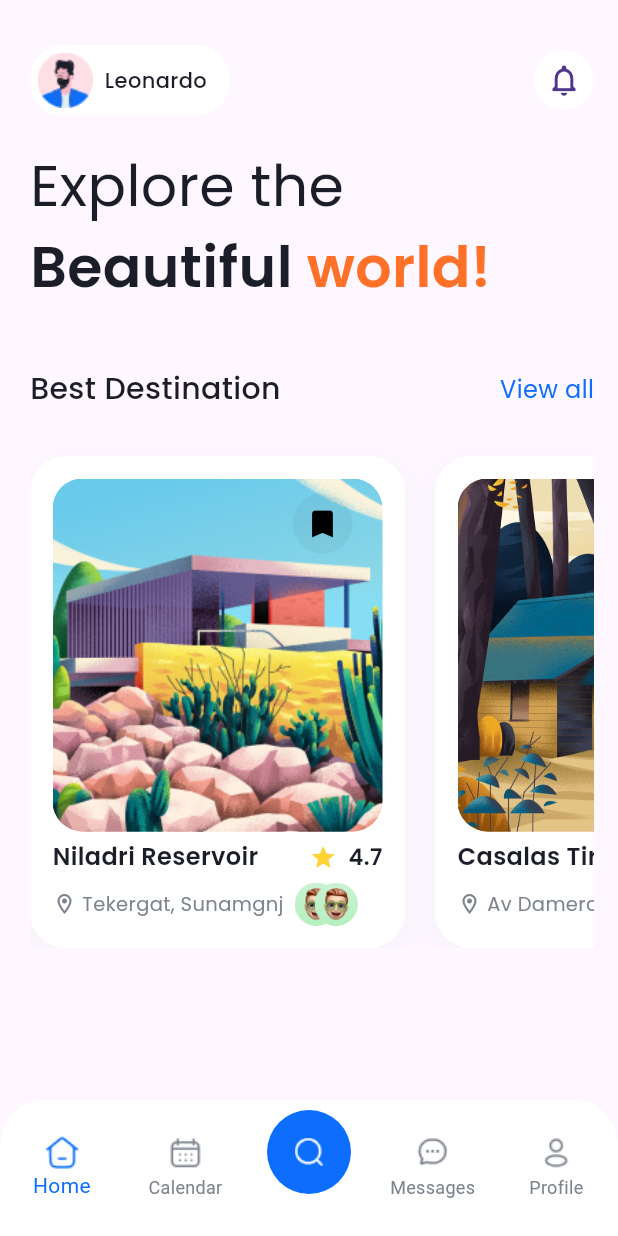
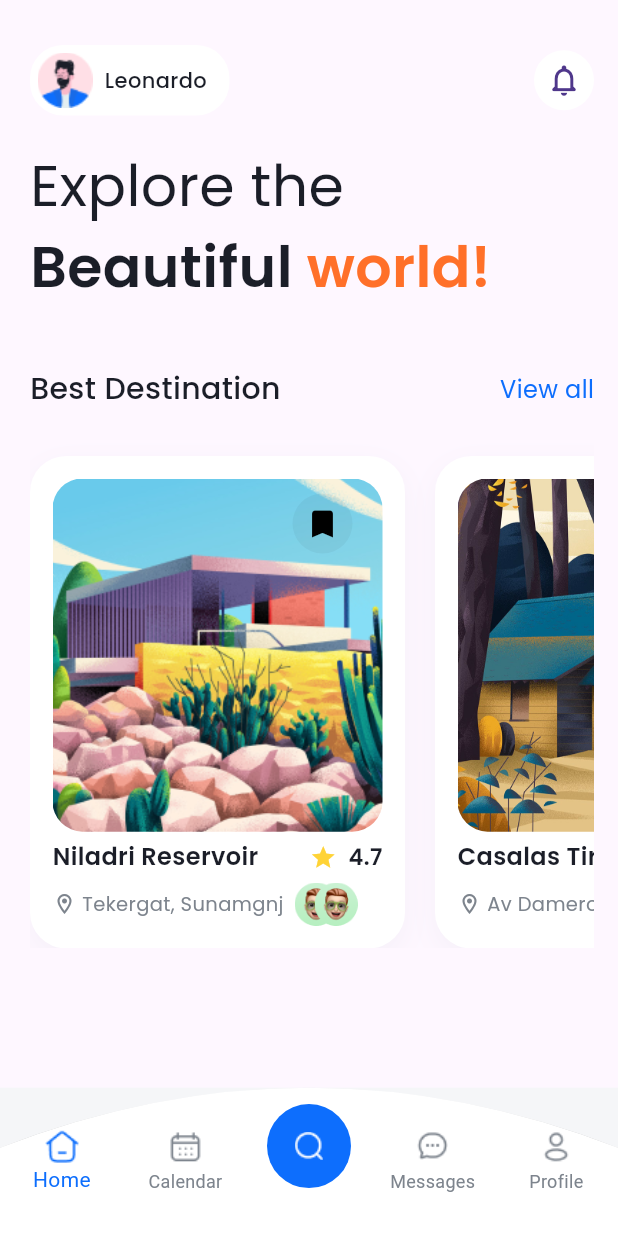
Before and after one commit to ChouguleAnkita13/Flutter_UI_Kit, a Flutter app: the CustomNavBarScreen screen opened by its route, on a phone screen of 412 x 824 dp. Run offline on Flutter 3.47's test engine with Material 3 defaults, Android fonts, the phone set to English and light mode, and no system bars; our stand-ins replace flutter_custom_clippers, flutter_slidable, get, google_fonts, percent_indicator, readmore and 1 more.

Commit message:
oval shaped border added to top of navigation bar

```diff
--- a/Travel_App/travel_app/lib/view/screens/customnavbar_screen.dart
+++ b/Travel_App/travel_app/lib/view/screens/customnavbar_screen.dart
@@ -1,6 +1,7 @@
 import 'package:flutter/material.dart';
-import 'package:get/get_state_manager/get_state_manager.dart';
+import 'package:get/get.dart';
 import 'package:travel_app/controller/navbar_controller.dart';
+import 'package:flutter_custom_clippers/flutter_custom_clippers.dart';
 
 /// WIDGET TO DISPLAY CUSTOM NAVIGATIONBAR WITH SHAPE
 class CustomNavBarScreen extends StatelessWidget {
@@ -12,15 +13,17 @@ class CustomNavBarScreen extends StatelessWidget {
       /// INITIALIZE GETX NAVBARCONTROLLER
       init: NavbarController(),
       builder: (navbarController) => Scaffold(
+        backgroundColor: const Color.fromRGBO(175, 184, 198, 0.12),
         body: navbarController.widgetOptions
             .elementAt(navbarController.selectedIndex),
 
         /// CUSTOM BOTTOM NAVIGATION BAR WITH ROUNDED CORNERS AND SHADOW
-        bottomNavigationBar: ClipRRect(
-          borderRadius: const BorderRadius.only(
-            topLeft: Radius.circular(30),
-            topRight: Radius.circular(30),
-          ),
+        bottomNavigationBar: ClipPath(
+          clipper: OvalTopBorderClipper(),
+
+          /// FOR OVAL SHAPE BORDER AT TOP
+          child: SizedBox(
+            height: Get.height * 0.12,
             child: BottomNavigationBar(
               items: [
                 const BottomNavigationBarItem(
@@ -60,6 +63,7 @@ class CustomNavBarScreen extends StatelessWidget {
             ),
           ),
         ),
+      ),
     );
   }
 }
```
Lines whose indentation alone changed are shown as unchanged.
